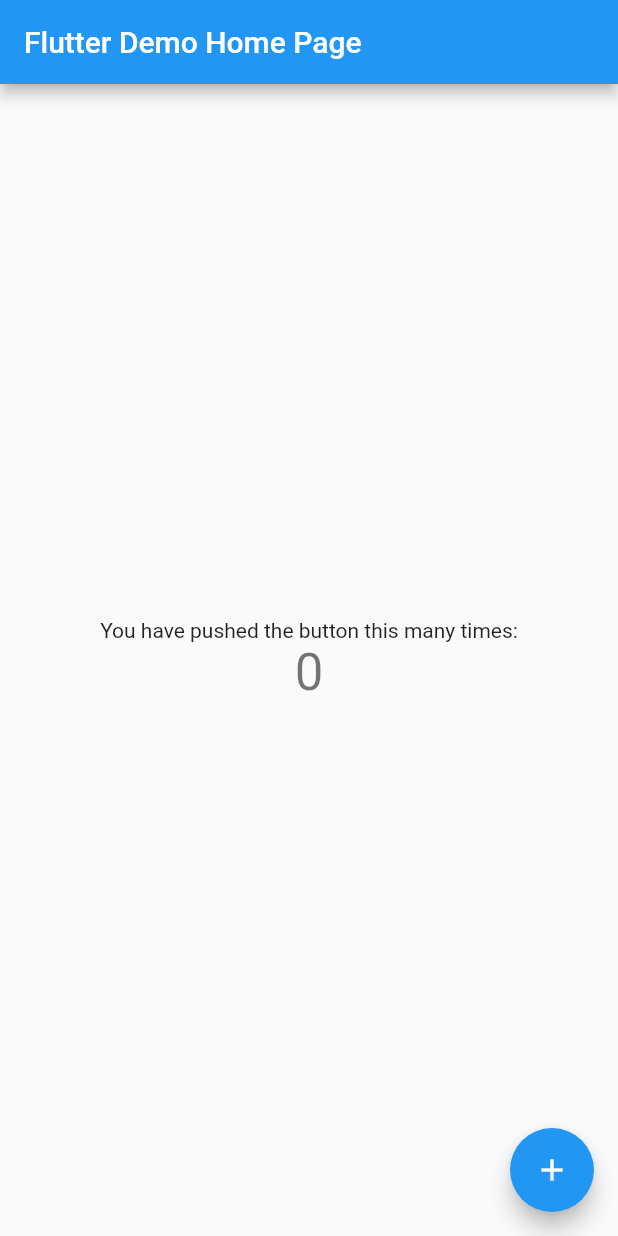
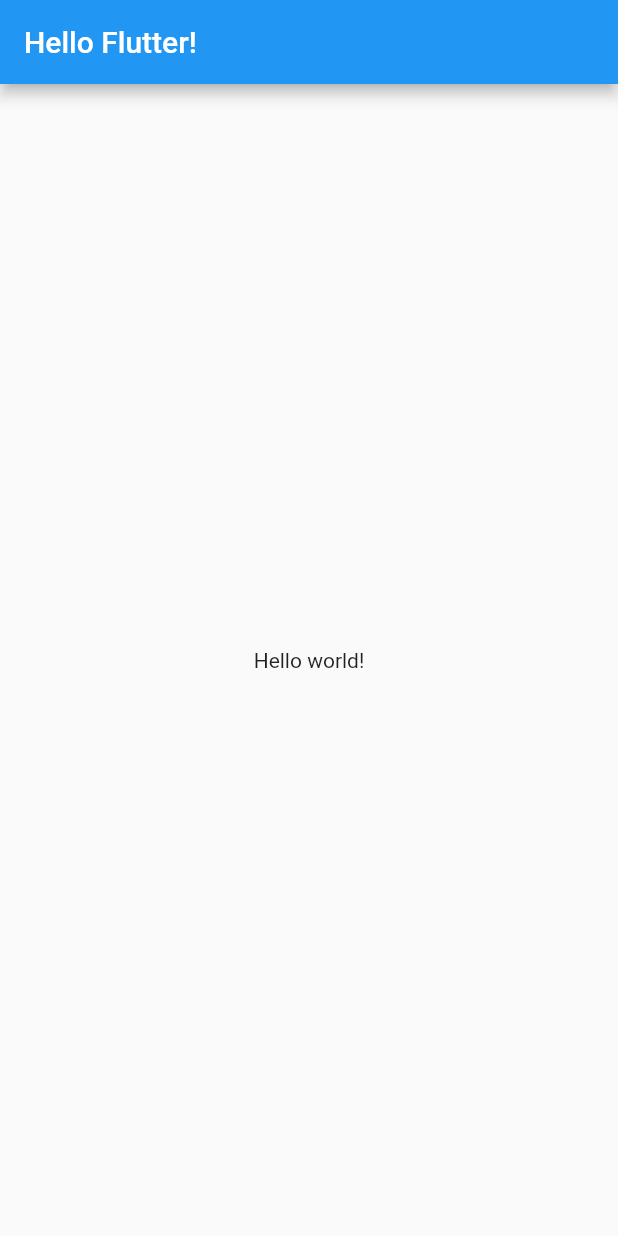
Before and after one commit to woong12/toonflix, a Flutter app: the screen it shows after launch, on a phone screen of 412 x 824 dp. Run offline on Flutter 3.47's test engine with Material 2 defaults, Android fonts, the light colour scheme and no system bars.

Commit message:
hello world

```diff
--- a/lib/main.dart
+++ b/lib/main.dart
@@ -1,115 +1,19 @@
 import 'package:flutter/material.dart';
 
 void main() {
-  runApp(const MyApp());
+  runApp(App());
 }
 
-class MyApp extends StatelessWidget {
-  const MyApp({super.key});
-
-  // This widget is the root of your application.
+class App extends StatelessWidget {
   @override
   Widget build(BuildContext context) {
     return MaterialApp(
-      title: 'Flutter Demo',
-      theme: ThemeData(
-        // This is the theme of your application.
-        //
-        // Try running your application with "flutter run". You'll see the
-        // application has a blue toolbar. Then, without quitting the app, try
-        // changing the primarySwatch below to Colors.green and then invoke
-        // "hot reload" (press "r" in the console where you ran "flutter run",
-        // or simply save your changes to "hot reload" in a Flutter IDE).
-        // Notice that the counter didn't reset back to zero; the application
-        // is not restarted.
-        primarySwatch: Colors.blue,
+      home: Scaffold(
+        appBar: AppBar(
+          title: Text('Hello Flutter!'),
+        ),
+        body: Center(child: Text('Hello world!')),
       ),
-      home: const MyHomePage(title: 'Flutter Demo Home Page'),
     );
   }
 }
-
-class MyHomePage extends StatefulWidget {
-  const MyHomePage({super.key, required this.title});
-
-  // This widget is the home page of your application. It is stateful, meaning
-  // that it has a State object (defined below) that contains fields that affect
-  // how it looks.
-
-  // This class is the configuration for the state. It holds the values (in this
-  // case the title) provided by the parent (in this case the App widget) and
-  // used by the build method of the State. Fields in a Widget subclass are
-  // always marked "final".
-
-  final String title;
-
-  @override
-  State<MyHomePage> createState() => _MyHomePageState();
-}
-
-class _MyHomePageState extends State<MyHomePage> {
-  int _counter = 0;
-
-  void _incrementCounter() {
-    setState(() {
-      // This call to setState tells the Flutter framework that something has
-      // changed in this State, which causes it to rerun the build method below
-      // so that the display can reflect the updated values. If we changed
-      // _counter without calling setState(), then the build method would not be
-      // called again, and so nothing would appear to happen.
-      _counter++;
-    });
-  }
-
-  @override
-  Widget build(BuildContext context) {
-    // This method is rerun every time setState is called, for instance as done
-    // by the _incrementCounter method above.
-    //
-    // The Flutter framework has been optimized to make rerunning build methods
-    // fast, so that you can just rebuild anything that needs updating rather
-    // than having to individually change instances of widgets.
-    return Scaffold(
-      appBar: AppBar(
-        // Here we take the value from the MyHomePage object that was created by
-        // the App.build method, and use it to set our appbar title.
-        title: Text(widget.title),
-      ),
-      body: Center(
-        // Center is a layout widget. It takes a single child and positions it
-        // in the middle of the parent.
-        child: Column(
-          // Column is also a layout widget. It takes a list of children and
-          // arranges them vertically. By default, it sizes itself to fit its
-          // children horizontally, and tries to be as tall as its parent.
-          //
-          // Invoke "debug painting" (press "p" in the console, choose the
-          // "Toggle Debug Paint" action from the Flutter Inspector in Android
-          // Studio, or the "Toggle Debug Paint" command in Visual Studio Code)
-          // to see the wireframe for each widget.
-          //
-          // Column has various properties to control how it sizes itself and
-          // how it positions its children. Here we use mainAxisAlignment to
-          // center the children vertically; the main axis here is the vertical
-          // axis because Columns are vertical (the cross axis would be
-          // horizontal).
-          mainAxisAlignment: MainAxisAlignment.center,
-          children: <Widget>[
-            const Text(
-              'You have pushed the button this many times:',
-            ),
-            Text(
-              '$_counter',
-              style: Theme.of(context).textTheme.headlineMedium,
-            ),
-          ],
-        ),
-      ),
-      floatingActionButton: FloatingActionButton(
-        onPressed: _incrementCounter,
-        tooltip: 'Increment',
-        child: const Icon(Icons.add),
-      ), // This trailing comma makes auto-formatting nicer for build methods.
-    );
-  }
-}
```
Also changed, not shown: 1 other file.
